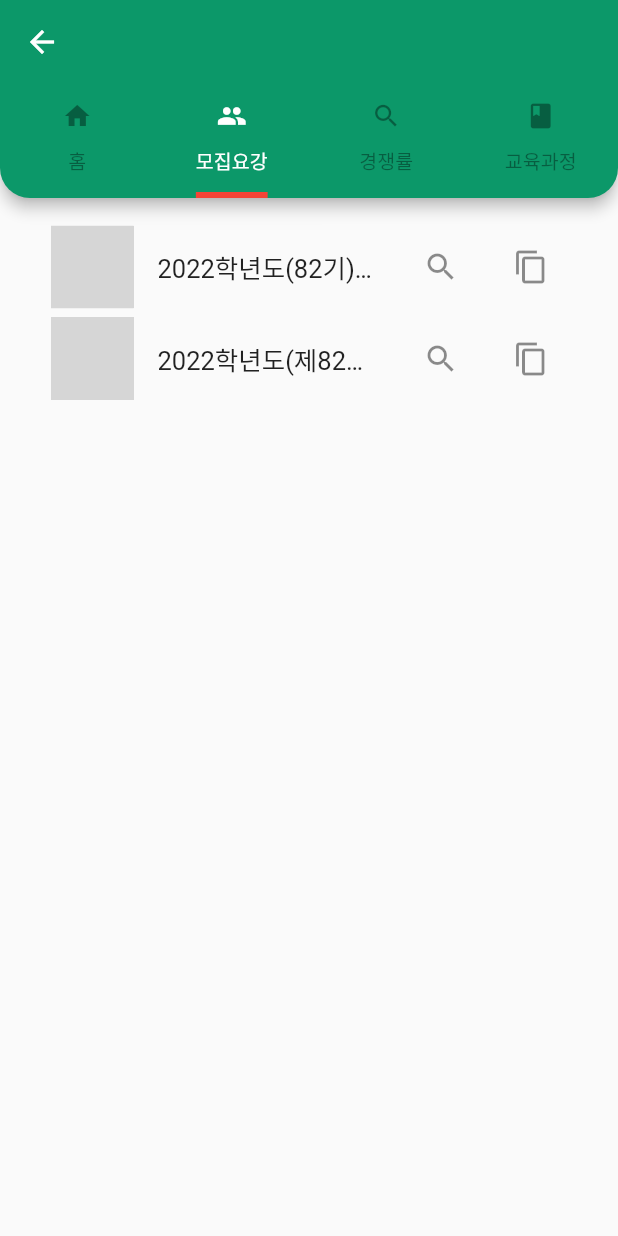
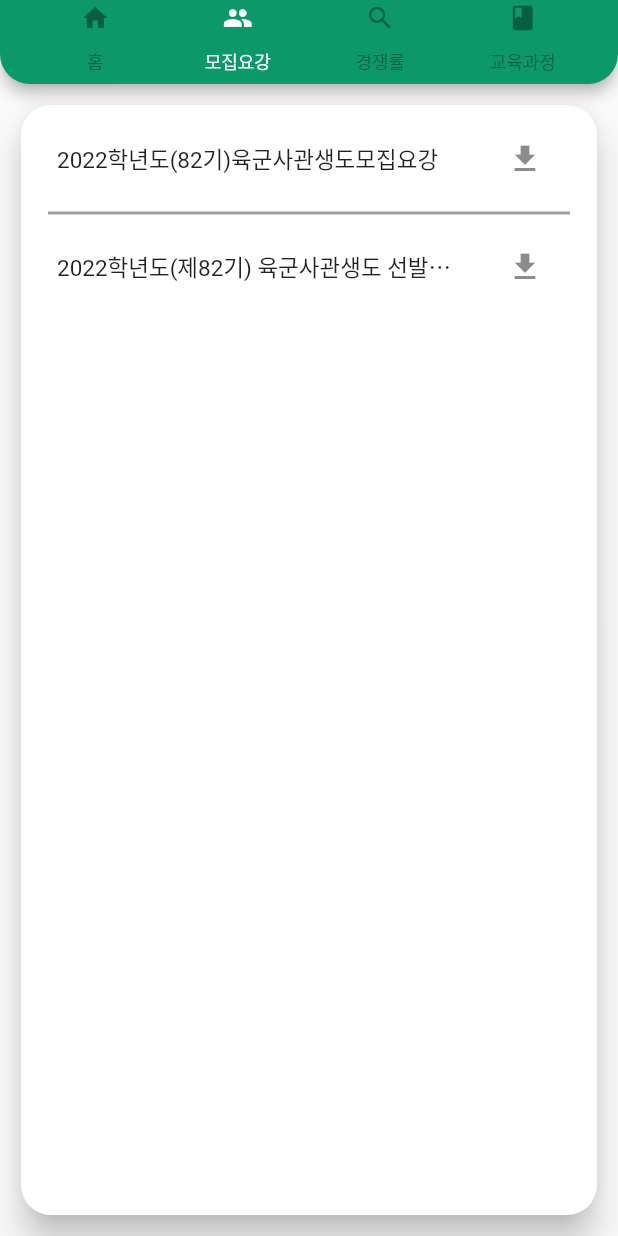
Before and after one commit to Welcome-K-Army/Welcome-K-Army, a Flutter app: the DetailView screen opened directly with empty values, tab 2 chosen, on a phone screen of 412 x 824 dp. Run offline on Flutter 3.47's test engine with Material 2 defaults, Android fonts, the phone set to English and light mode, and no system bars; our stand-ins replace cached_network_image, charts_flutter, cloud_firestore, csv, firebase_auth, firebase_core and 11 more; missing offline and left inert: syncfusion_flutter_core, syncfusion_flutter_pdf, syncfusion_flutter_pdfviewer, syncfusion_localizations, thumbnailer; accounts and stored records are empty; grey boxes are pictures that could not be loaded.

Commit message:
detailview big update

```diff
--- a/lib/mapView/detailView/detail_main.dart
+++ b/lib/mapView/detailView/detail_main.dart
@@ -28,7 +28,6 @@ class DetailViewState extends State<DetailView> {
     Icons.location_on_outlined,
     Icons.web,
     Icons.phone,
-    IconData(63084, fontFamily: 'MaterialIcons'),
   ];
 
   @override
@@ -57,7 +56,9 @@ class DetailViewState extends State<DetailView> {
               borderRadius: BorderRadius.vertical(
                 bottom: Radius.circular(20),)),
           backgroundColor: Color(COLOR_PRIMARY),
-          bottom: TabBar(
+          leadingWidth: 0,
+          leading:Container(),
+          title: TabBar(
             //indicator는 현재 선택된 Tab에 대한 정보, 추후 디자인 수정 요망
             indicatorSize: TabBarIndicatorSize.label,
             indicatorColor: Colors.red,
@@ -65,7 +66,7 @@ class DetailViewState extends State<DetailView> {
             labelColor: Colors.white,
             unselectedLabelColor: Colors.black38,
             labelStyle: TextStyle(
-              fontSize: 13,
+              fontSize: 12,
             ),
             tabs: [
               Tab(
--- a/lib/mapView/detailView/page/CurricumlumPage.dart
+++ b/lib/mapView/detailView/page/CurricumlumPage.dart
@@ -14,7 +14,7 @@ class CurriculumPageState extends State<CurriculumPage> {
   bool isLoaded = false;
 
   void loadData(String schoolName) async {
-    data = await StorageUtils().loadCsv("curriculums/test.csv");
+    data = await StorageUtils().loadCsv("curriculums/"+schoolName+".csv");
     for (int i = 1; i < data.length; i++) {
       if (!idxList.contains(data[i][0].toString().trim())) {
         idxList.add(data[i][0].toString().trim());
--- a/lib/mapView/detailView/widget/admission_widget.dart
+++ b/lib/mapView/detailView/widget/admission_widget.dart
@@ -22,7 +22,9 @@ class AdmissionWidgetState extends State<AdmissionWidget> {
   ///Get the PDF document as bytes.
   Future<Uint8List> getPdfBytes(String url) async {
     Uint8List _documentBytes;
-    _documentBytes = (await NetworkAssetBundle(Uri.parse(url)).load(url)).buffer.asUint8List();
+    _documentBytes = (await NetworkAssetBundle(Uri.parse(url)).load(url))
+        .buffer
+        .asUint8List();
     return _documentBytes;
   }
 
@@ -36,63 +38,50 @@ class AdmissionWidgetState extends State<AdmissionWidget> {
       '2022학년도(82기)육군사관생도모집요강',
       '2022학년도(제82기) 육군사관생도 선발시험 세부시행계획'
     ];
-    for(int index = 0; index < items.length; index++) pdfItems.add(PdfItem(url: items[index], title: itemsTitle[index]));
+    for (int index = 0; index < items.length; index++)
+      pdfItems.add(PdfItem(url: items[index], title: itemsTitle[index]));
     super.initState();
+  }
+
+  void viewPdf(BuildContext context, index) {
+    Navigator.of(context).push(MaterialPageRoute(
+        builder: (BuildContext context) =>
+            PdfViewingWidget(pdfItem: pdfItems[index])));
   }
 
   @override
   Widget build(BuildContext context) {
-    return Scaffold(
-        body: Padding(
+    return Padding(
         padding: EdgeInsets.all(10),
+        child: Card(
+            shape:
+                RoundedRectangleBorder(borderRadius: BorderRadius.circular(20)),
+            elevation: 10,
+            child: Padding(
+              padding: EdgeInsets.symmetric(vertical: 0, horizontal: 0),
               child: ListView.separated(
                   shrinkWrap: true,
                   padding: const EdgeInsets.all(8),
                   itemCount: pdfItems.length,
                   itemBuilder: (BuildContext context, int index) {
                     return ListTile(
-                    leading: Container(
-                    width: 55,
-                    height: 55,
-                    child: InkWell(
-                      onTap: () {
-                        Navigator.of(context).push(MaterialPageRoute(builder: (BuildContext context) => PdfViewingWidget(pdfItem: pdfItems[index])));
-                      },
-                      child: Thumbnail(
-                        dataResolver: () async {
-                          return getPdfBytes(pdfItems[index].url);
-                        },
-                        mimeType: 'application/pdf',
-                        widgetSize: 170,
-                      ),
-                    )),
-                    title: Text(pdfItems[index].title, overflow: TextOverflow.ellipsis),
-                    trailing: Wrap(
-                      spacing: 12, // space between two icons
-                      children: <Widget>[
-                        IconButton(
-                            icon: Icon(Icons.search),
-                            onPressed: () {
-                              Navigator.of(context).push(MaterialPageRoute(builder: (BuildContext context) => PdfViewingWidget(pdfItem: pdfItems[index])));
-                            }),
-                        IconButton(
-                          icon: Icon(Icons.copy),
+                        onTap: () => viewPdf(context, index),
+                        title: Text(pdfItems[index].title,
+                            overflow: TextOverflow.ellipsis,
+                            style: TextStyle(fontSize: 15)),
+                        trailing: IconButton(
+                          icon: Icon(Icons.download),
                           onPressed: () {},
-                        )
-                      ],
                         ));
                   },
                   separatorBuilder: (context, index) {
-                return Container(height: 5, width: 0);
-                /*const Divider(
-              color: Colors.black12,
-              height: 10,
-              thickness: 5,
-              indent: 20,
-              endIndent: 20,
+                    return const Divider(
+                      color: Colors.black38,
+                      thickness: 2,
+                      indent: 10,
+                      endIndent: 10,
                     );
-            */
                   }),
-        ));
+            )));
   }
 }
--- a/lib/mapView/filterScreen/BottomSheet/MyBottomSheet.dart
+++ b/lib/mapView/filterScreen/BottomSheet/MyBottomSheet.dart
@@ -10,10 +10,12 @@ class MyBottomSheet extends StatefulWidget {
 }
 
 class _MyBottomSheetState extends State<MyBottomSheet> {
+
   @override
   Widget build(BuildContext context) {
+    // final size=MediaQuery.of(context).size;
     return Container(
-      height: 380,
+      height: 300,
       margin: const EdgeInsets.symmetric(horizontal: 10, vertical: 10),
       decoration: BoxDecoration(
         color: Colors.white,
--- a/lib/mapView/filterScreen/BottomSheet/TitleText.dart
+++ b/lib/mapView/filterScreen/BottomSheet/TitleText.dart
@@ -11,7 +11,7 @@ class TitleText extends StatelessWidget {
         height: 45,
         alignment: Alignment.centerLeft,
         padding: const EdgeInsets.symmetric(horizontal: 10, vertical: 10),
-        margin: const EdgeInsets.symmetric(horizontal: 10, vertical: 10),
+        margin: const EdgeInsets.fromLTRB(10,5,10,0),
         child: Text(
           _title,
           style: TextStyle(fontSize: 18, fontWeight: FontWeight.bold),
--- /dev/null
+++ b/lib/storage/csvFiles/curriculums/국군간호사관학교.csv
@@ -0,0 +1,107 @@
+전공명,과목구분,과목명
+전공과정(96학점),전공/기초(자연과학),기초의학총론
+전공과정(96학점),전공/기초(자연과학),인체구조와 기능
+전공과정(96학점),전공/기초(자연과학),임상약리학
+전공과정(96학점),전공/기초(자연과학),병태생리학
+전공과정(96학점),전공/기초(인문사회과학),돌봄의 철학
+전공과정(96학점),전공/기초(인문사회과학),인간성장 발달론
+전공과정(96학점),전공/기초(인문사회과학),의사소통과 인간관계
+전공과정(96학점),전공/기초(인문사회과학),상담심리학
+전공과정(96학점),전공/필수,간호학의 이해
+전공과정(96학점),전공/필수,간호이론
+전공과정(96학점),전공/필수,기본간호학 / 실습
+전공과정(96학점),전공/필수,건강사정 및 실습
+전공과정(96학점),전공/필수,성인간호학 / 실습
+전공과정(96학점),전공/필수,응급환자 간호실습
+전공과정(96학점),전공/필수,중환자간호실습
+전공과정(96학점),전공/필수,간호연구
+전공과정(96학점),전공/필수,정신간호학 / 실습
+전공과정(96학점),전공/필수,여성건강간호학 / 실습
+전공과정(96학점),전공/필수,아동간호학 / 실습
+전공과정(96학점),전공/필수,지역사회간호학 / 실습
+전공과정(96학점),전공/필수,간호관리학 / 실습
+전공과정(96학점),전공/필수,OSCE & CPX
+전공과정(96학점),전공/필수,통합간호세미나
+전공과정(96학점),전공/필수,보건의료법규
+전공과정(96학점),전공/필수,간호윤리세미나
+전공과정(96학점),전공/필수,노인과 호스피스간호
+전공과정(96학점),전공/선택,병원CS관리(리더과정)
+전공과정(96학점),전공/선택,안전 / 감염관리
+전공과정(96학점),전공/선택,근거기반 간호실무(EBP)
+전공과정(96학점),전공/선택,보건통계학
+전공과정(96학점),전공/선택,보건정책세미나
+전공과정(96학점),전공/선택,국제간호
+교양과정(33학점),교양/필수,간호와 리더십
+교양과정(33학점),교양/필수,General English Ⅰ
+교양과정(33학점),교양/필수,General English Ⅱ
+교양과정(33학점),교양/필수,Introduction to English writing
+교양과정(33학점),교양/필수,English Essay writing
+교양과정(33학점),교양/필수,군간호실무영어
+교양과정(33학점),교양/필수,태권도
+교양과정(33학점),교양/필수,생활수영
+교양과정(33학점),교양/필수,생활체육
+교양과정(33학점),교양/필수,체력육성
+교양과정(33학점),교양/필수,컴퓨터와 코딩
+교양과정(33학점),교양/필수,컴퓨터 활용
+교양과정(33학점),교양/필수,한국의 역사
+교양과정(33학점),교양/필수,글쓰기
+교양과정(33학점),교양/필수,심리학개론
+교양과정(33학점),교양/필수,기초통계학
+교양과정(33학점),교양/필수,성인지 리더십의 이해와 실천
+교양과정(33학점),교양/선택,예술과 미학의 세계
+교양과정(33학점),교양/선택,서양역사의 이해
+교양과정(33학점),교양/선택,인류학
+교양과정(33학점),교양/선택,고전읽기
+교양과정(33학점),교양/선택,문화유산
+교양과정(33학점),교양/선택,한국어(수탁생)
+교양과정(33학점),교양/선택,English reading & discussion
+교양과정(33학점),교양/선택,Advanced General English
+교양과정(33학점),교양/선택,중국어
+교양과정(33학점),교양/선택,일본어
+교양과정(33학점),교양/선택,교육심리(교직)
+교양과정(33학점),교양/선택,언론의 이해
+교양과정(33학점),교양/선택,생활법률
+교양과정(33학점),교양/선택,세계평화와 국제관계의 이해
+교양과정(33학점),교양/선택,정치학개론
+교양과정(33학점),교양/선택,Language & English literature
+교양과정(33학점),교양/선택,교양철학
+교양과정(33학점),교양/선택,학교폭력예방 및 학생의 이해
+군사학과정(19학점),군사 이론,군사학개론
+군사학과정(19학점),군사 이론,북한학
+군사학과정(19학점),군사 이론,전쟁사
+군사학과정(19학점),군사 이론,군사사상 및 전략
+군사학과정(19학점),군사 이론,교관화교수법
+군사학과정(19학점),군 간호학,군간호학개론
+군사학과정(19학점),군 간호학,재난과 휴머니즘
+군사학과정(19학점),군 간호학,재난/응급간호훈련
+군사학과정(19학점),군 간호학,항공/해양간호훈련
+군사학과정(19학점),군 간호학,군보건정책과 건강증진
+군사학과정(19학점),군 간호학,군응급 및 외상간호
+군사학과정(19학점),군 간호학,전투외상간호훈련
+군사학과정(19학점),군 간호학,전투스트레스 관리
+군사학과정(19학점),군 간호학,군간호 즉응력강화훈련
+교직과정(22학점),교직,교육학개론
+교직과정(22학점),교직,교육심리
+교직과정(22학점),교직,교육철학 및 교육사
+교직과정(22학점),교직,교육과정
+교직과정(22학점),교직,교육행정 및 교육경영
+교직과정(22학점),교직,교직실무
+교직과정(22학점),교직,교육방법 및 교육공학
+교직과정(22학점),교직,학교폭력의 예방 및 학생의 이해
+교직과정(22학점),교직,특수교육학개론
+교직과정(22학점),교직,학교현장실습
+교직과정(22학점),교직,교육봉사활동
+상담과정(5학점),내용,심리학개론
+상담과정(5학점),내용,심리검사 및 평가
+상담과정(5학점),내용,임상심리학
+상담과정(5학점),내용,이상심리학
+상담과정(5학점),내용,임상심리슈퍼비전
+상당학점교육(35학점),내용,장병기본훈련
+상당학점교육(35학점),내용,전투기술 숙달훈련
+상당학점교육(35학점),내용,분대전투
+상당학점교육(35학점),내용,병체험훈련
+상당학점교육(35학점),내용,유격훈련
+상당학점교육(35학점),내용,영어집중교육
+상당학점교육(35학점),내용(훈육),리더십역량 진단
+상당학점교육(35학점),내용(훈육),생도생활평가
+상당학점교육(35학점),내용(훈육),소양평가
```
Also changed, not shown: lib/mapView/detailView/widget/inform_widget.dart (+33 -18 lines), lib/mapView/filterScreen/BottomSheet/SearchBar.dart (+67 -25 lines). Lines whose indentation alone changed are shown as unchanged.
